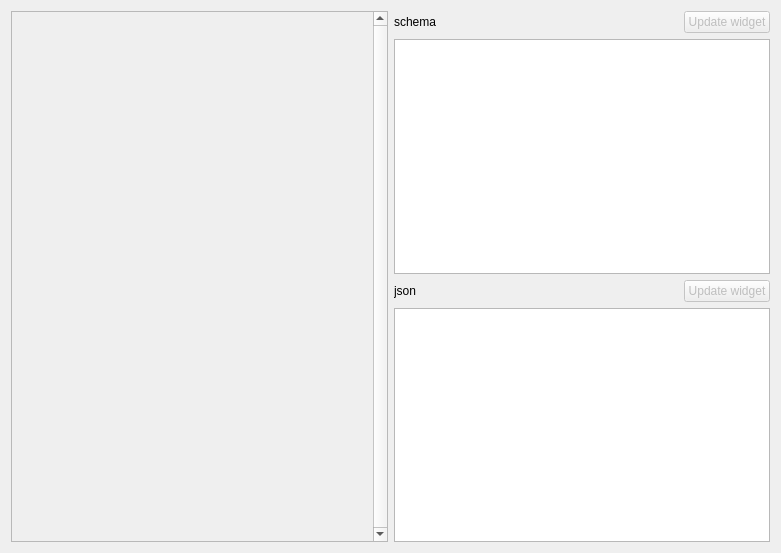
First picture: the form in src/ui/EditorDialog.ui, repository Jarod42/QtJsonEditor, before the edit.
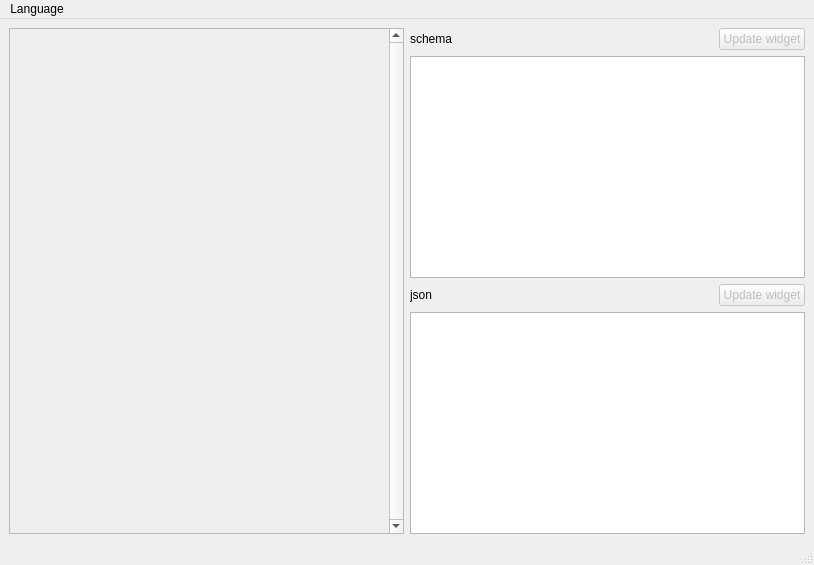
Second picture: the form after the edit. Custom widgets are drawn as their Qt base class.

What changed in the file:
```diff
--- a/src/ui/EditorDialog.ui
+++ b/src/ui/EditorDialog.ui
@@ -1,19 +1,20 @@
 <?xml version="1.0" encoding="UTF-8"?>
 <ui version="4.0">
  <class>EditorDialog</class>
- <widget class="QDialog" name="EditorDialog">
+ <widget class="QMainWindow" name="EditorDialog">
   <property name="geometry">
    <rect>
     <x>0</x>
     <y>0</y>
-    <width>781</width>
-    <height>553</height>
+    <width>814</width>
+    <height>565</height>
    </rect>
   </property>
   <property name="windowTitle">
    <string>Dialog</string>
   </property>
-  <layout class="QVBoxLayout" name="verticalLayout_3">
+  <widget class="QWidget" name="centralwidget">
+   <layout class="QHBoxLayout" name="horizontalLayout_3">
    <item>
     <layout class="QHBoxLayout" name="horizontalLayout">
      <item>
@@ -29,8 +30,8 @@
          <rect>
           <x>0</x>
           <y>0</y>
-          <width>352</width>
-          <height>527</height>
+           <width>369</width>
+           <height>488</height>
          </rect>
         </property>
        </widget>
@@ -126,6 +127,45 @@
    </item>
   </layout>
  </widget>
+  <widget class="QMenuBar" name="menubar">
+   <property name="geometry">
+    <rect>
+     <x>0</x>
+     <y>0</y>
+     <width>814</width>
+     <height>26</height>
+    </rect>
+   </property>
+   <widget class="QMenu" name="menuLangue">
+    <property name="title">
+     <string>Language</string>
+    </property>
+    <addaction name="actionEnglish"/>
+    <addaction name="actionFrench"/>
+   </widget>
+   <addaction name="menuLangue"/>
+  </widget>
+  <widget class="QStatusBar" name="statusbar"/>
+  <action name="actionEnglish">
+   <property name="checkable">
+    <bool>true</bool>
+   </property>
+   <property name="checked">
+    <bool>true</bool>
+   </property>
+   <property name="text">
+    <string>English</string>
+   </property>
+  </action>
+  <action name="actionFrench">
+   <property name="checkable">
+    <bool>true</bool>
+   </property>
+   <property name="text">
+    <string>French</string>
+   </property>
+  </action>
+ </widget>
  <customwidgets>
   <customwidget>
    <class>QJsonWidget</class>
```
Left out of the diff: 23 changed lines with no effect on the pictures. Lines whose indentation alone changed are shown as unchanged.
